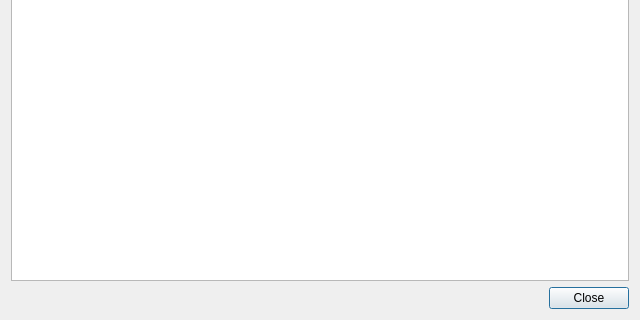
Old version of the form gui/dialogs/quickmod/QuickModRepoDialog.ui in the repository MultiMC/Launcher; both pictures show x 0 to 640 and y 160 to 480 of the 640 by 480 pixel window.
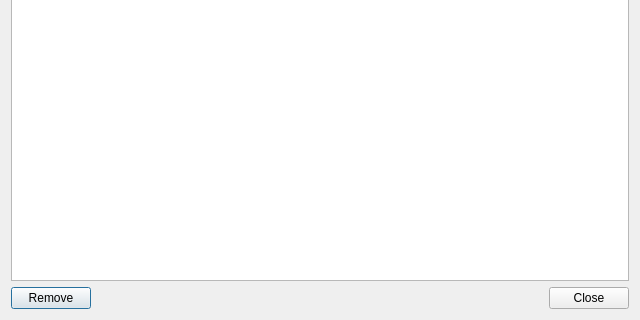
New version of the form.

Commit message:
Fix #451: Removing of QuickMod files.
Also add a CMake option to enable a QWebInspector

Diff of the .ui file:
```diff
--- a/gui/dialogs/quickmod/QuickModRepoDialog.ui
+++ b/gui/dialogs/quickmod/QuickModRepoDialog.ui
@@ -29,11 +29,35 @@
     </widget>
    </item>
    <item>
-    <widget class="QDialogButtonBox" name="buttonBox">
-     <property name="standardButtons">
-      <set>QDialogButtonBox::Close</set>
-     </property>
-    </widget>
+    <layout class="QHBoxLayout" name="horizontalLayout">
+     <item>
+      <widget class="QPushButton" name="removeBtn">
+       <property name="text">
+        <string>Remove</string>
+       </property>
+      </widget>
+     </item>
+     <item>
+      <spacer name="horizontalSpacer">
+       <property name="orientation">
+        <enum>Qt::Horizontal</enum>
+       </property>
+       <property name="sizeHint" stdset="0">
+        <size>
+         <width>40</width>
+         <height>20</height>
+        </size>
+       </property>
+      </spacer>
+     </item>
+     <item>
+      <widget class="QPushButton" name="closeBtn">
+       <property name="text">
+        <string>Close</string>
+       </property>
+      </widget>
+     </item>
+    </layout>
    </item>
   </layout>
  </widget>
```
Left out of the diff: 28 changed lines with no effect on the pictures. The commit also changes 6 other files.
